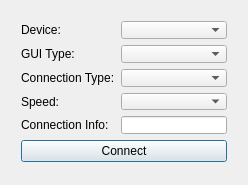
Above: mainwindow.ui from Donn13Darko/uC_Interfacer before the change. Below: the same form after it.
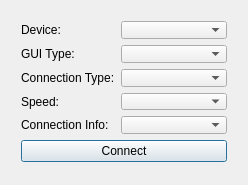
That is the form after the change.

Patch:
```diff
--- a/mainwindow.ui
+++ b/mainwindow.ui
@@ -63,9 +63,6 @@
          </property>
         </widget>
        </item>
-       <item row="4" column="1">
-        <widget class="QLineEdit" name="ConnInfoEdit"/>
-       </item>
        <item row="1" column="0">
         <widget class="QLabel" name="GUITypeLabel">
          <property name="text">
@@ -76,6 +73,9 @@
        <item row="1" column="1">
         <widget class="QComboBox" name="GUITypeCombo"/>
        </item>
+       <item row="4" column="1">
+        <widget class="QComboBox" name="ConnInfoCombo"/>
+       </item>
       </layout>
      </item>
      <item>
```
